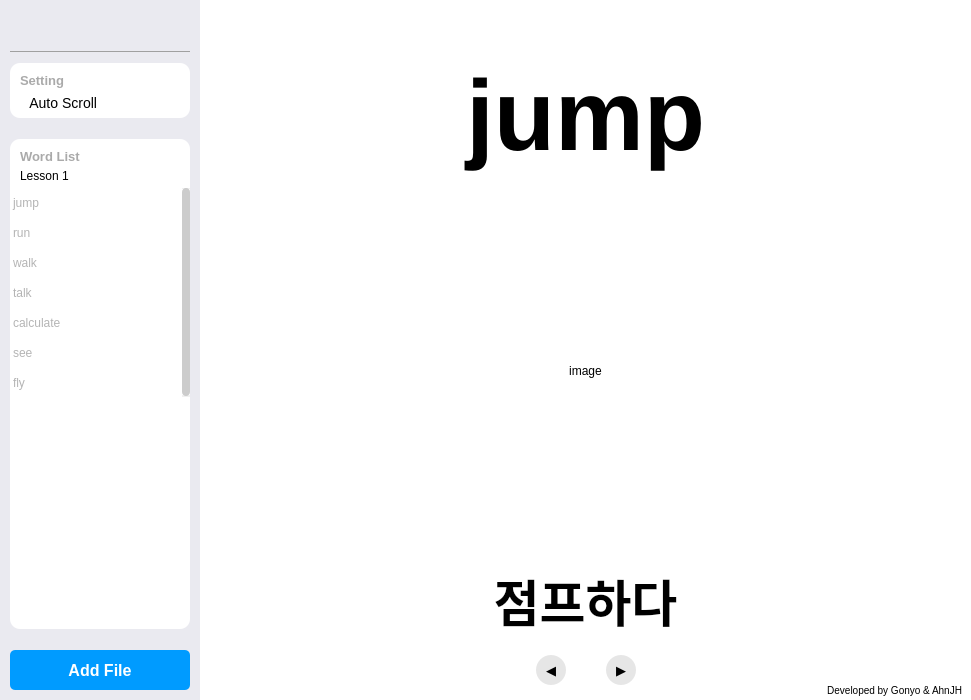
Above: main.ui from gonyo1/VisualVocaApp before the change. Below: the same form after it.
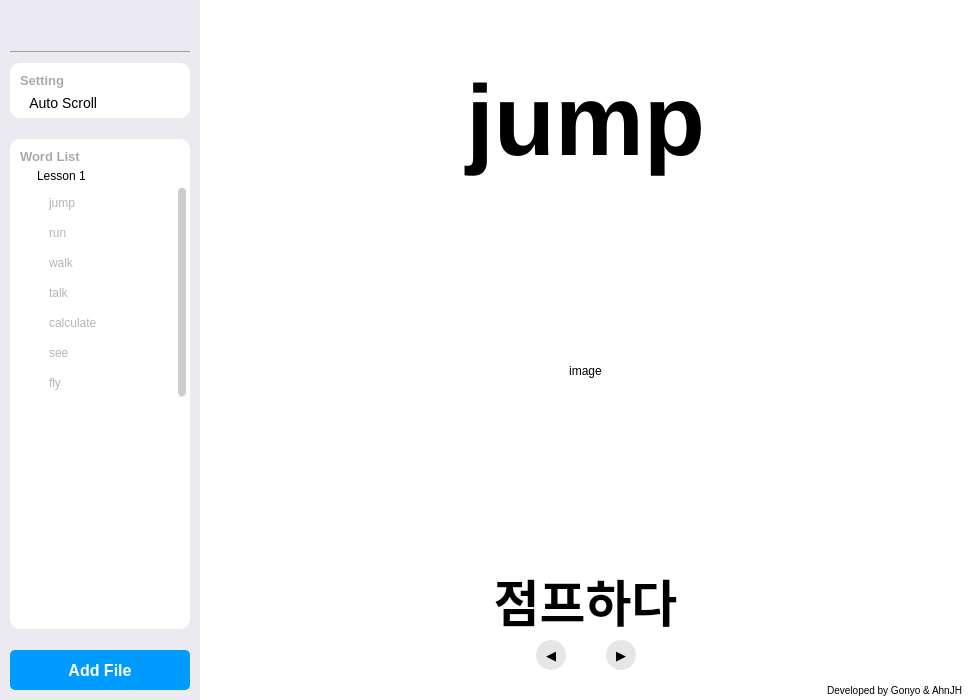
That is the form after the change.

```diff
--- a/main.ui
+++ b/main.ui
@@ -117,6 +117,7 @@
 margin: 0px 0px 0px 10px;
 color: black;
 }
+
 /* Left - Title Part:Gray title */
 #mb_setting_title,
 #mb_voca_total_title {
@@ -129,24 +130,30 @@
 #mb_voca_total_title {
 margin: 10px;
 margin-bottom: 0px;
+padding-left: 0px;
 }
 
 /* QScrollWidget PushButton part ------------------ */
+QScrollArea .QLabel {
+padding-left: 10px;
+}
 QScrollArea .QPushButton {
 margin: 5px 10px 5px 10px;
 color: black;
 text-align: left;
 }
-QAbstractItemDelegate {
-padding-left: 40px;
+#mb_voca_scroll_widget .QWidget .QWidget:hover {
+background-color: rgb(204, 227, 249);
 }
 
 /* QListWidget Part ------------------------------ */
 QListView::item {
-margin: 5px;
+border: 0px;
+margin: 5px 0px 5px -4px;
 }
 QListWidget {
 font-weight: light;
+padding-right: 4px;
 }
 QListWidget::item {
 padding: 3px;
@@ -447,7 +454,7 @@
           <x>0</x>
           <y>0</y>
           <width>180</width>
-          <height>486</height>
+          <height>492</height>
          </rect>
         </property>
         <property name="sizePolicy">
@@ -543,13 +550,59 @@
              <number>0</number>
             </property>
             <item>
-             <widget class="QPushButton" name="mb_voca_word_title_1">
+             <widget class="QWidget" name="mb_voca_button_adj_1" native="true">
+              <layout class="QHBoxLayout" name="horizontalLayout_4">
+               <property name="spacing">
+                <number>0</number>
+               </property>
+               <property name="leftMargin">
+                <number>0</number>
+               </property>
+               <property name="topMargin">
+                <number>0</number>
+               </property>
+               <property name="rightMargin">
+                <number>0</number>
+               </property>
+               <property name="bottomMargin">
+                <number>0</number>
+               </property>
+               <item>
+                <widget class="QLabel" name="mb_voca_button_icon_adj_1">
+                 <property name="sizePolicy">
+                  <sizepolicy hsizetype="Maximum" vsizetype="Preferred">
+                   <horstretch>0</horstretch>
+                   <verstretch>0</verstretch>
+                  </sizepolicy>
+                 </property>
+                 <property name="maximumSize">
+                  <size>
+                   <width>16777215</width>
+                   <height>20</height>
+                  </size>
+                 </property>
+                 <property name="styleSheet">
+                  <string notr="true"/>
+                 </property>
+                 <property name="text">
+                  <string/>
+                 </property>
+                </widget>
+               </item>
+               <item>
+                <widget class="QPushButton" name="mb_voca_button_group_title_adj_1">
               <property name="sizePolicy">
                <sizepolicy hsizetype="Preferred" vsizetype="Preferred">
                 <horstretch>0</horstretch>
                 <verstretch>0</verstretch>
                </sizepolicy>
               </property>
+                 <property name="maximumSize">
+                  <size>
+                   <width>16777215</width>
+                   <height>16777215</height>
+                  </size>
+                 </property>
               <property name="cursor">
                <cursorShape>PointingHandCursor</cursorShape>
               </property>
@@ -564,6 +617,9 @@
               </property>
              </widget>
             </item>
+              </layout>
+             </widget>
+            </item>
             <item>
              <widget class="QListWidget" name="mb_voca_word_adj_1">
               <property name="sizePolicy">
@@ -770,7 +826,7 @@
      <property name="geometry">
       <rect>
        <x>0</x>
-       <y>655</y>
+       <y>640</y>
        <width>771</width>
        <height>30</height>
       </rect>
@@ -909,7 +965,7 @@
        <x>0</x>
        <y>50</y>
        <width>771</width>
-       <height>131</height>
+       <height>141</height>
       </rect>
      </property>
      <property name="styleSheet">
@@ -1013,6 +1069,12 @@
       <set>Qt::AlignRight|Qt::AlignTrailing|Qt::AlignVCenter</set>
      </property>
     </widget>
+    <zorder>mb_show_eng_adj</zorder>
+    <zorder>mb_show_image_adj</zorder>
+    <zorder>mb_show_kor_adj</zorder>
+    <zorder>mb_show_top_bar</zorder>
+    <zorder>mb_show_dev</zorder>
+    <zorder>mb_show_btns_adj</zorder>
    </widget>
    <zorder>mb_show_adj</zorder>
    <zorder>mb_voca_adj</zorder>
```
Lines whose indentation alone changed are shown as unchanged.
